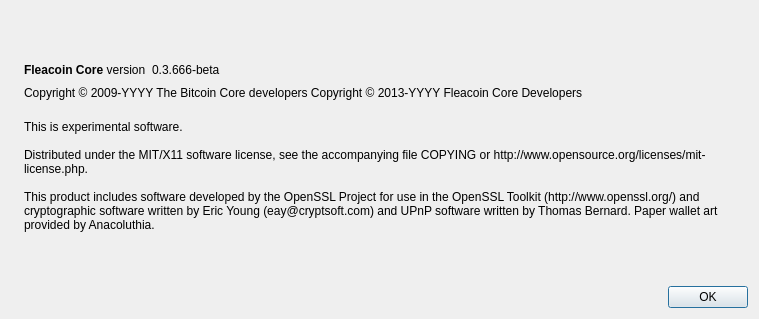
Marcdnd/dogecoin, file src/qt/forms/aboutdialog.ui: the form before one commit.
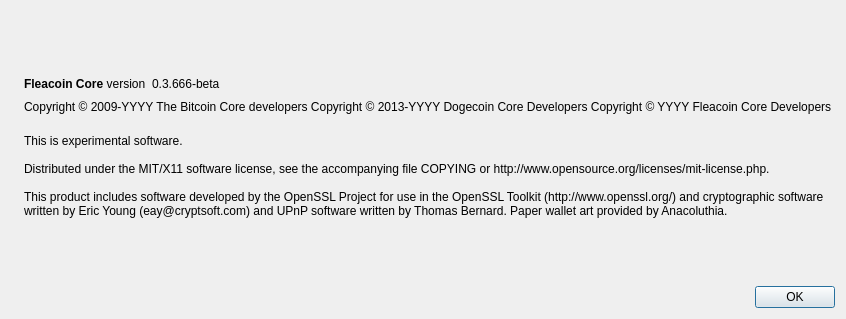
The form after the commit. Icons and pictures are not drawn.

What changed in the file:
```diff
--- a/src/qt/forms/aboutdialog.ui
+++ b/src/qt/forms/aboutdialog.ui
@@ -92,7 +92,9 @@
        </property>
        <property name="text">
         <string notr="true">Copyright &amp;copy; 2009-YYYY The Bitcoin Core developers
-          Copyright &amp;copy; 2013-YYYY Fleacoin Core Developers</string>
+          Copyright &amp;copy; 2013-YYYY Dogecoin Core Developers
+          Copyright &amp;copy; YYYY Fleacoin Core Developers
+        </string>
        </property>
        <property name="textFormat">
         <enum>Qt::RichText</enum>
```
